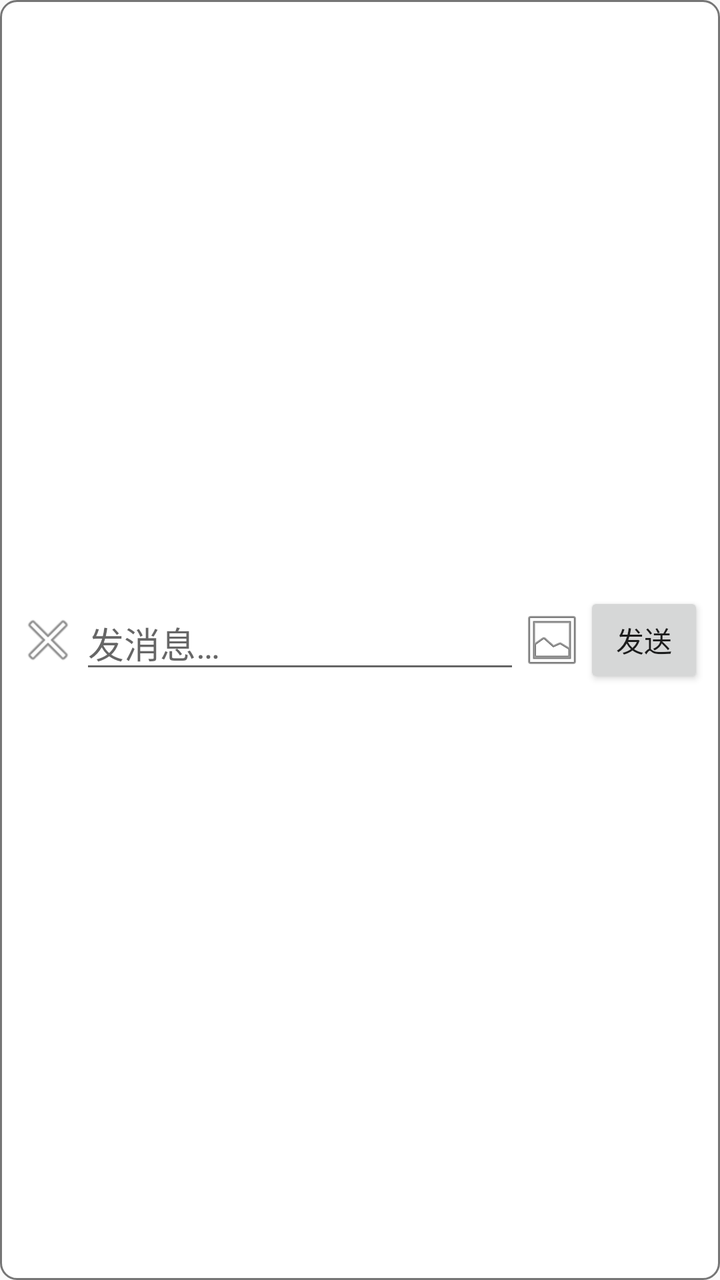
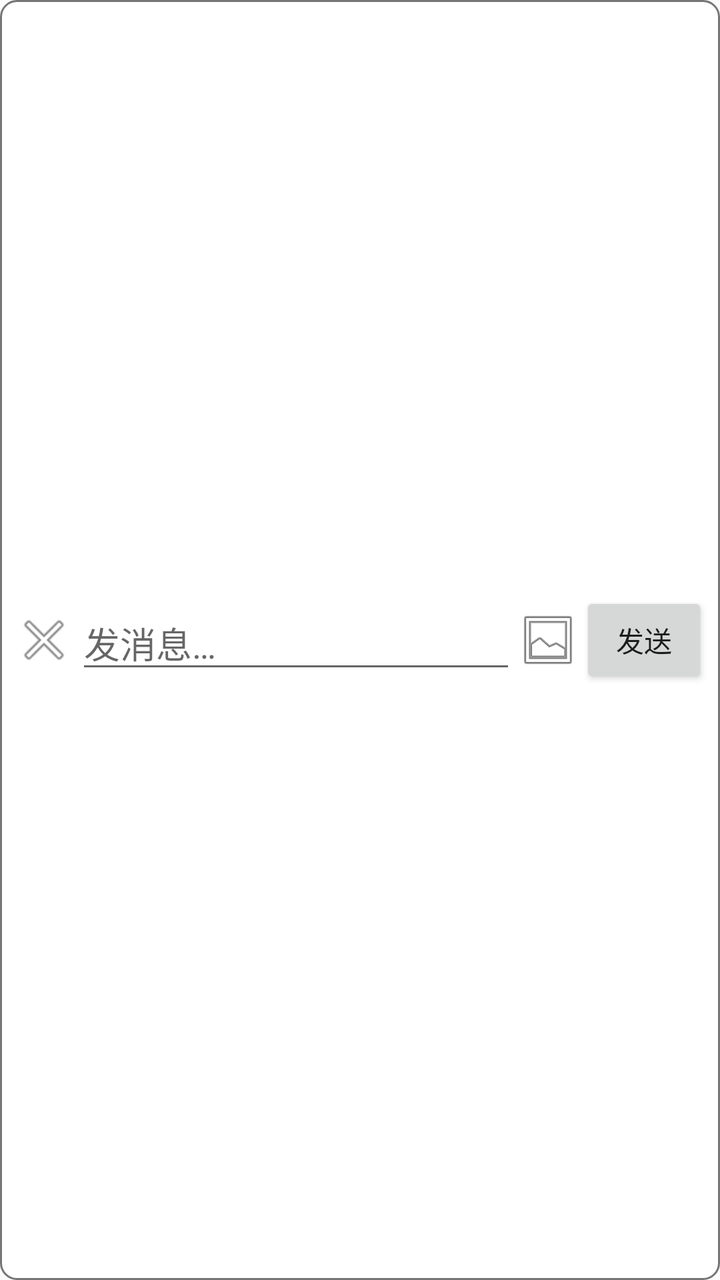

Screens rendered from an Android XML layout before and after an edit, with the pre-edit source and the edit as a unified diff.
<!-- AndroidManifest.xml: application theme Theme.AppCompat.DayNight -->
<!-- res/layout/overlay_chat.xml -->
<?xml version="1.0" encoding="utf-8"?>
<LinearLayout xmlns:android="http://schemas.android.com/apk/res/android"
    android:layout_width="wrap_content"
    android:layout_height="wrap_content"
    android:orientation="horizontal"
    android:gravity="center_vertical"
    android:background="@drawable/bg_chat"
    android:padding="8dp">

    <ImageButton
        android:id="@+id/btn_close_chat"
        android:layout_width="32dp"
        android:layout_height="32dp"
        android:src="@android:drawable/ic_menu_close_clear_cancel"
        android:contentDescription="关闭"
        android:background="@android:color/transparent"/>

    <EditText
        android:id="@+id/et_chat_input"
        android:layout_width="220dp"
        android:layout_height="wrap_content"
        android:hint="发消息…"
        android:inputType="text"
        android:maxLines="4"
        android:ellipsize="end"
        android:minHeight="36dp"/>

    <ImageButton
        android:id="@+id/btn_file_chat"
        android:layout_width="32dp"
        android:layout_height="32dp"
        android:src="@android:drawable/ic_menu_gallery"
        android:contentDescription="文件"
        android:background="@android:color/transparent"/>

    <Button
        android:id="@+id/btn_send_chat"
        android:layout_width="wrap_content"
        android:layout_height="wrap_content"
        android:text="发送"/>
</LinearLayout>
<!-- resources referenced by this layout -->
<resources>
  <!-- drawable bg_chat (drawable) -->
  <?xml version="1.0" encoding="utf-8"?>
  <shape xmlns:android="http://schemas.android.com/apk/res/android"
      android:shape="rectangle">
      <solid android:color="#EEFFFFFF" />
      <stroke android:width="1dp" android:color="#AA333333" />
      <corners android:radius="8dp" />
      <padding android:left="4dp" android:right="4dp" android:top="4dp" android:bottom="4dp" />
  </shape>
</resources>

<!-- the commit's change to res/layout/overlay_chat.xml (unified diff, before → after) -->
@@ -1,11 +1,11 @@
 <?xml version="1.0" encoding="utf-8"?>
 <LinearLayout xmlns:android="http://schemas.android.com/apk/res/android"
-    android:layout_width="wrap_content"
+    android:layout_width="match_parent"
     android:layout_height="wrap_content"
     android:orientation="horizontal"
     android:gravity="center_vertical"
     android:background="@drawable/bg_chat"
-    android:padding="8dp">
+    android:padding="6dp">
 
     <ImageButton
         android:id="@+id/btn_close_chat"
@@ -13,17 +13,20 @@
         android:layout_height="32dp"
         android:src="@android:drawable/ic_menu_close_clear_cancel"
         android:contentDescription="关闭"
-        android:background="@android:color/transparent"/>
+        android:background="@android:color/transparent" />
 
+    
     <EditText
         android:id="@+id/et_chat_input"
-        android:layout_width="220dp"
+        android:layout_width="0dp"
+        android:layout_weight="1"
         android:layout_height="wrap_content"
         android:hint="发消息…"
         android:inputType="text"
-        android:maxLines="4"
+        android:imeOptions="actionSend"
+        android:maxLines="1"
         android:ellipsize="end"
-        android:minHeight="36dp"/>
+        android:minHeight="36dp" />
 
     <ImageButton
         android:id="@+id/btn_file_chat"
@@ -31,11 +34,12 @@
         android:layout_height="32dp"
         android:src="@android:drawable/ic_menu_gallery"
         android:contentDescription="文件"
-        android:background="@android:color/transparent"/>
+        android:background="@android:color/transparent" />
 
     <Button
         android:id="@+id/btn_send_chat"
         android:layout_width="wrap_content"
         android:layout_height="wrap_content"
-        android:text="发送"/>
+        android:minWidth="64dp"
+        android:text="发送" />
 </LinearLayout>
